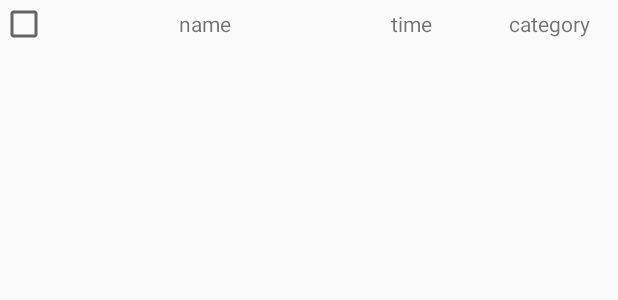
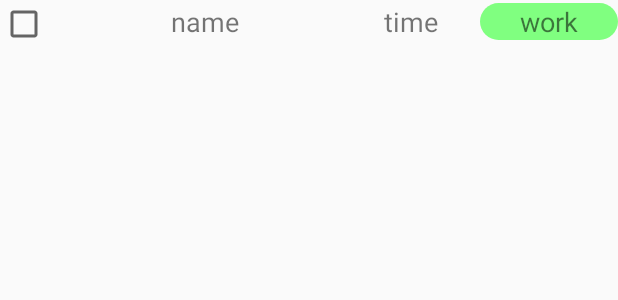
Before and after one commit to ClarkChan1/To_Do_List_App, an Android app: the layout item_template.xml on its own in the app's theme, with its tools: preview values and no code run, on a phone screen of 412 x 824 dp. Shown: the top 300 px of the screen. Run offline under Robolectric (Android 15) with nearby library versions, the phone set to English and light mode, and no system bars.

```diff
--- a/app/src/main/java/com/example/myfirstapplication/DataManager.java
+++ b/app/src/main/java/com/example/myfirstapplication/DataManager.java
@@ -18,7 +18,7 @@ import java.util.ArrayList;
 public class DataManager {
     static Gson gson = new GsonBuilder().setPrettyPrinting().create();
 
-    public static void saveItem(Context context, String fileName, ArrayList<Item> itemsToSave) {
+    public static void saveItems(Context context, String fileName, ArrayList<Item> itemsToSave) {
         try {
             String jsonString = gson.toJson(itemsToSave);
             FileOutputStream fos = context.openFileOutput(fileName, Context.MODE_PRIVATE);
--- a/app/src/main/java/com/example/myfirstapplication/create_item.java
+++ b/app/src/main/java/com/example/myfirstapplication/create_item.java
@@ -88,7 +88,7 @@ public class create_item extends AppCompatActivity implements TimePickerDialog.O
         } else {
             goodTime = true;
         }
-        if (goodName && goodCategory /*&& goodTime*/) {
+        if (goodName && goodCategory && goodTime) {
             Intent i = new Intent();
             i.putExtra("name", nameField.getText().toString());
             i.putExtra("category", category);
--- a/app/src/main/res/layout/activity_main.xml
+++ b/app/src/main/res/layout/activity_main.xml
@@ -12,7 +12,7 @@
         android:id="@+id/linearLayout2"
         android:layout_width="match_parent"
         android:layout_height="0dp"
-        android:layout_weight=".5"
+        android:layout_weight=".75"
         android:orientation="horizontal"
         app:layout_constraintEnd_toEndOf="parent"
         app:layout_constraintStart_toStartOf="parent"
@@ -41,7 +41,7 @@
         android:id="@+id/listView"
         android:layout_width="match_parent"
         android:layout_height="0dp"
-        android:layout_weight="5"
+        android:layout_weight="6"
         app:layout_constraintBottom_toTopOf="@+id/button3"
         app:layout_constraintEnd_toEndOf="parent"
         app:layout_constraintStart_toStartOf="parent"
@@ -53,7 +53,7 @@
         android:id="@+id/button3"
         android:layout_width="match_parent"
         android:layout_height="0dp"
-        android:layout_weight=".5"
+        android:layout_weight=".75"
         android:background="#752196F3"
         android:onClick="buttonOnClick"
         android:text="@string/workButton"
--- a/app/src/main/res/layout/item_template.xml
+++ b/app/src/main/res/layout/item_template.xml
@@ -14,24 +14,27 @@
         android:layout_width="0dp"
         android:layout_height="wrap_content"
         android:layout_weight="4"
+        android:focusableInTouchMode="true"
         android:gravity="center"
-
-        android:focusableInTouchMode="true"
-        android:text="@string/item_name" />
+        android:text="@string/item_name"
+        android:textSize="18sp" />
 
     <TextView
         android:id="@+id/time"
         android:layout_width="0dp"
         android:layout_height="wrap_content"
         android:layout_weight="2"
+        android:gravity="center"
         android:text="@string/item_time"
-        android:gravity="center"/>
+        android:textSize="18sp" />
 
     <TextView
         android:id="@+id/category"
         android:layout_width="0dp"
         android:layout_height="wrap_content"
         android:layout_weight="2"
-        android:text="@string/item_category"
-        android:gravity="center"/>
+        android:background="@drawable/rounded_border_green"
+        android:gravity="center"
+        android:text="work"
+        android:textSize="18sp" />
 </LinearLayout>
```
Also changed, not shown: app/src/main/java/com/example/myfirstapplication/ItemAdapter.java (+18 -5 lines), app/src/main/java/com/example/myfirstapplication/MainActivity.java (+11 -6 lines).
